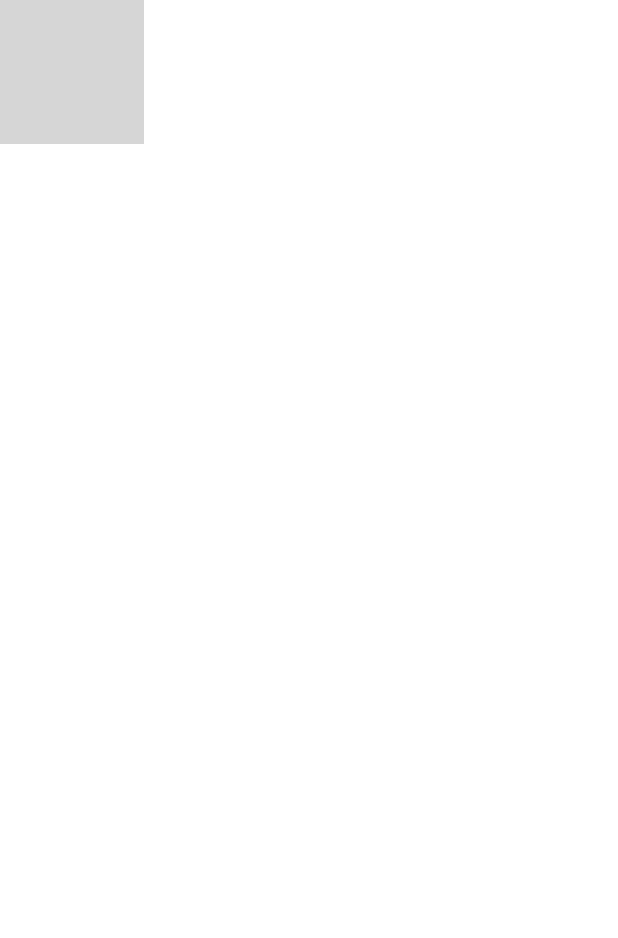
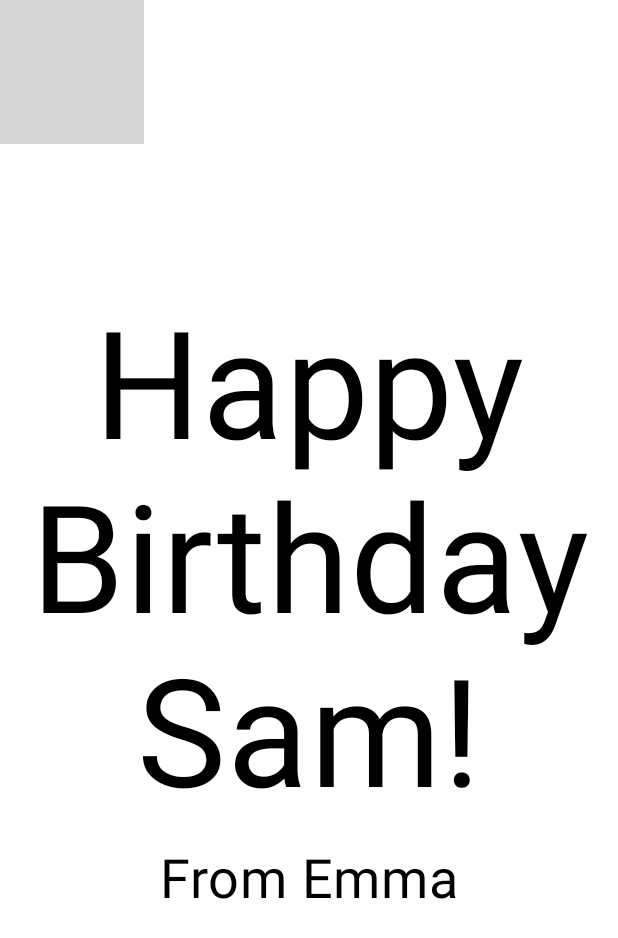
Before and after one commit to Chr-Jan/Android_Starting_Guide_Happy_Birthday, an Android app built with Jetpack Compose: the @Preview function BirthdayCardPreview, on a phone screen of 412 x 824 dp. Shown: the top 938 px of the screen. Run offline under Robolectric (Android 15) with nearby library versions, the phone set to English and light mode, and no system bars; grey boxes are pictures that could not be loaded.

Commit message:
image added

```diff
--- a/app/src/main/java/com/example/happybirthday/MainActivity.kt
+++ b/app/src/main/java/com/example/happybirthday/MainActivity.kt
@@ -5,6 +5,7 @@ import androidx.activity.ComponentActivity
 import androidx.activity.compose.setContent
 import androidx.compose.foundation.Image
 import androidx.compose.foundation.layout.Arrangement
+import androidx.compose.foundation.layout.Box
 import androidx.compose.foundation.layout.Column
 import androidx.compose.foundation.layout.fillMaxSize
 import androidx.compose.foundation.layout.padding
@@ -14,7 +15,9 @@ import androidx.compose.material3.Text
 import androidx.compose.runtime.Composable
 import androidx.compose.ui.Alignment
 import androidx.compose.ui.Modifier
+import androidx.compose.ui.layout.ContentScale
 import androidx.compose.ui.res.painterResource
+import androidx.compose.ui.res.stringResource
 import androidx.compose.ui.text.style.TextAlign
 import androidx.compose.ui.tooling.preview.Preview
 import androidx.compose.ui.unit.dp
@@ -59,7 +62,7 @@ fun GreetingText(message: String, from: String, modifier: Modifier = Modifier) {
             fontSize = 36.sp,
             modifier = Modifier
                 .padding(16.dp)
-                .align(alignment = Alignment.End)
+                .align(alignment = Alignment.CenterHorizontally)
         )
     }
 }
@@ -67,10 +70,21 @@ fun GreetingText(message: String, from: String, modifier: Modifier = Modifier) {
 @Composable
 fun GreetingImage(message: String, from: String, modifier: Modifier = Modifier) {
     val image = painterResource(R.drawable.androidparty)
-    Image(
-        painter = image,
-        contentDescription = null
-    )
+    Box(modifier) {
+        Image(
+            painter = image,
+            contentDescription = null,
+            contentScale = ContentScale.Crop,
+            alpha = 0.5F
+        )
+        GreetingText(
+            message = message,
+            from = from,
+            modifier = Modifier
+                .fillMaxSize()
+                .padding(8.dp)
+        )
+    }
 }
 
 @Preview(showBackground = true)
@@ -78,8 +92,8 @@ fun GreetingImage(message: String, from: String, modifier: Modifier = Modifier)
 fun BirthdayCardPreview() {
     HappyBirthdayTheme {
         GreetingImage(
-            message = "Happy Birthday Sam!",
-            from = "From Emma"
+            message = stringResource(R.string.happy_birthday_text),
+            from = stringResource(R.string.from_text)
         )
     }
 }
--- a/app/src/main/res/values/strings.xml
+++ b/app/src/main/res/values/strings.xml
@@ -1,3 +1,5 @@
 <resources>
     <string name="app_name">Happy Birthday</string>
+    <string name="happy_birthday_text">Happy Birthday Sam!</string>
+    <string name="from_text">From Emma</string>
 </resources>
```
